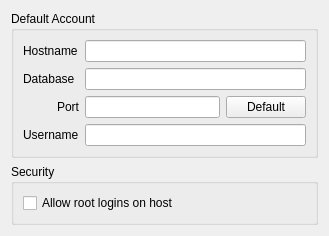
First picture: the form in ui/configurationmysql.ui, repository pwizard2/robojournal, before the edit.
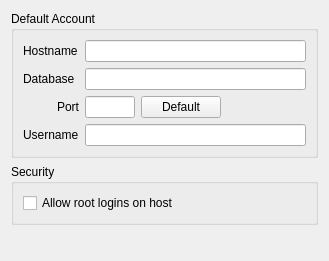
Second picture: the form after the edit.

Diff of the .ui file:
```diff
--- a/ui/configurationmysql.ui
+++ b/ui/configurationmysql.ui
@@ -7,7 +7,7 @@
     <x>0</x>
     <y>0</y>
     <width>329</width>
-    <height>229</height>
+    <height>261</height>
    </rect>
   </property>
   <property name="windowTitle">
@@ -54,6 +54,12 @@
        <layout class="QHBoxLayout" name="horizontalLayout_2">
         <item>
          <widget class="QLineEdit" name="Port">
+          <property name="maximumSize">
+           <size>
+            <width>50</width>
+            <height>16777215</height>
+           </size>
+          </property>
           <property name="maxLength">
            <number>4</number>
           </property>
@@ -66,6 +72,19 @@
           </property>
          </widget>
         </item>
+        <item>
+         <spacer name="horizontalSpacer">
+          <property name="orientation">
+           <enum>Qt::Horizontal</enum>
+          </property>
+          <property name="sizeHint" stdset="0">
+           <size>
+            <width>40</width>
+            <height>20</height>
+           </size>
+          </property>
+         </spacer>
+        </item>
        </layout>
       </item>
       <item row="3" column="0">
@@ -108,7 +127,7 @@
      <property name="sizeHint" stdset="0">
       <size>
        <width>20</width>
-       <height>10</height>
+       <height>1</height>
       </size>
      </property>
     </spacer>
```
